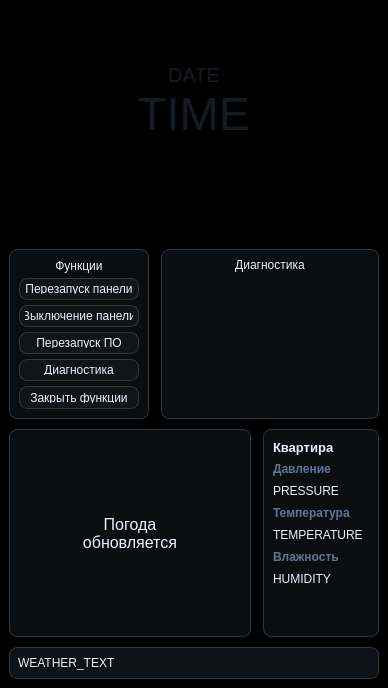
Before: the Qt Designer form panel/ui/window.ui in HoriFox/InfoPanel, drawn with Qt 5.
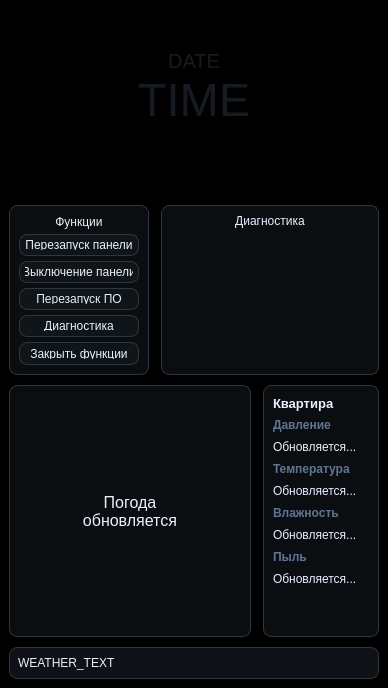
After: the same form once the commit is applied. Icons and pictures are not drawn.

Commit message: Добавлена поддержка датчика пыли GP2Y10, добавлена новая строка информации, обновлён драйвер низкоуровневого вычислителя

```diff
--- a/panel/ui/window.ui
+++ b/panel/ui/window.ui
@@ -11,7 +11,7 @@
    </rect>
   </property>
   <property name="sizePolicy">
-   <sizepolicy hsizetype="Expanding" vsizetype="Expanding">
+   <sizepolicy hsizetype="Preferred" vsizetype="Preferred">
     <horstretch>0</horstretch>
     <verstretch>0</verstretch>
    </sizepolicy>
@@ -884,7 +884,7 @@
 }</string>
                   </property>
                   <property name="text">
-                   <string>PRESSURE</string>
+                   <string>Обновляется...</string>
                   </property>
                  </widget>
                 </item>
@@ -950,7 +950,7 @@
 }</string>
                   </property>
                   <property name="text">
-                   <string>TEMPERATURE</string>
+                   <string>Обновляется...</string>
                   </property>
                  </widget>
                 </item>
@@ -1016,7 +1016,73 @@
 }</string>
                   </property>
                   <property name="text">
-                   <string>HUMIDITY</string>
+                   <string>Обновляется...</string>
+                  </property>
+                 </widget>
+                </item>
+                <item>
+                 <widget class="QLabel" name="dust_label">
+                  <property name="sizePolicy">
+                   <sizepolicy hsizetype="Preferred" vsizetype="Preferred">
+                    <horstretch>0</horstretch>
+                    <verstretch>0</verstretch>
+                   </sizepolicy>
+                  </property>
+                  <property name="minimumSize">
+                   <size>
+                    <width>0</width>
+                    <height>16</height>
+                   </size>
+                  </property>
+                  <property name="maximumSize">
+                   <size>
+                    <width>16777215</width>
+                    <height>16</height>
+                   </size>
+                  </property>
+                  <property name="font">
+                   <font>
+                    <weight>75</weight>
+                    <bold>true</bold>
+                   </font>
+                  </property>
+                  <property name="styleSheet">
+                   <string notr="true">QLabel {
+	color: #607594;
+}</string>
+                  </property>
+                  <property name="text">
+                   <string>Пыль</string>
+                  </property>
+                 </widget>
+                </item>
+                <item>
+                 <widget class="QLabel" name="dust_value">
+                  <property name="sizePolicy">
+                   <sizepolicy hsizetype="Preferred" vsizetype="Preferred">
+                    <horstretch>0</horstretch>
+                    <verstretch>0</verstretch>
+                   </sizepolicy>
+                  </property>
+                  <property name="minimumSize">
+                   <size>
+                    <width>0</width>
+                    <height>16</height>
+                   </size>
+                  </property>
+                  <property name="maximumSize">
+                   <size>
+                    <width>16777215</width>
+                    <height>16</height>
+                   </size>
+                  </property>
+                  <property name="styleSheet">
+                   <string notr="true">QLabel {
+	color: #eaf0ff;
+}</string>
+                  </property>
+                  <property name="text">
+                   <string>Обновляется...</string>
                   </property>
                  </widget>
                 </item>
```
Left out of the diff: 6 changed lines with no effect on the pictures. The commit also changes 4 other files.
